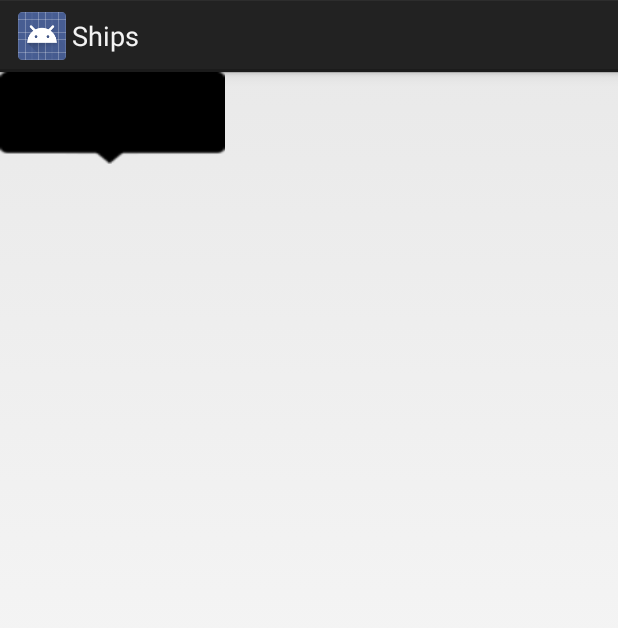
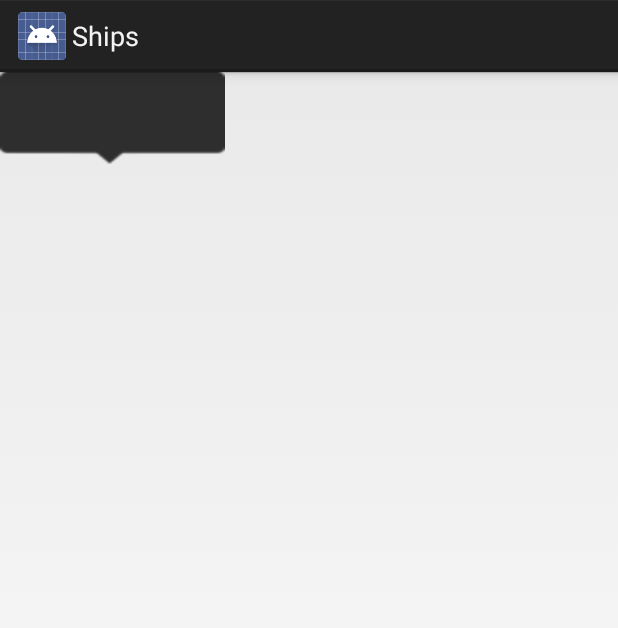
Before and after one commit to videgro/Ships, an Android app: the layout augmented_reality_location.xml on its own in the app's theme, with its tools: preview values and no code run, on a phone screen of 412 x 824 dp. Shown: the top 628 px of the screen. Run offline under Robolectric (Android 15) with nearby library versions, the phone set to English and light mode, and no system bars.

Commit message:
Augmented Reality (AR) - Made marker a bit transparent

```diff
--- a/app/src/main/res/layout/augmented_reality_location.xml
+++ b/app/src/main/res/layout/augmented_reality_location.xml
@@ -4,6 +4,7 @@
     android:layout_width="150dp"
     android:layout_height="wrap_content"
     android:background="@drawable/ar_marker"
+    android:alpha = "0.8"
     android:visibility="visible">
 
     <RelativeLayout
```
